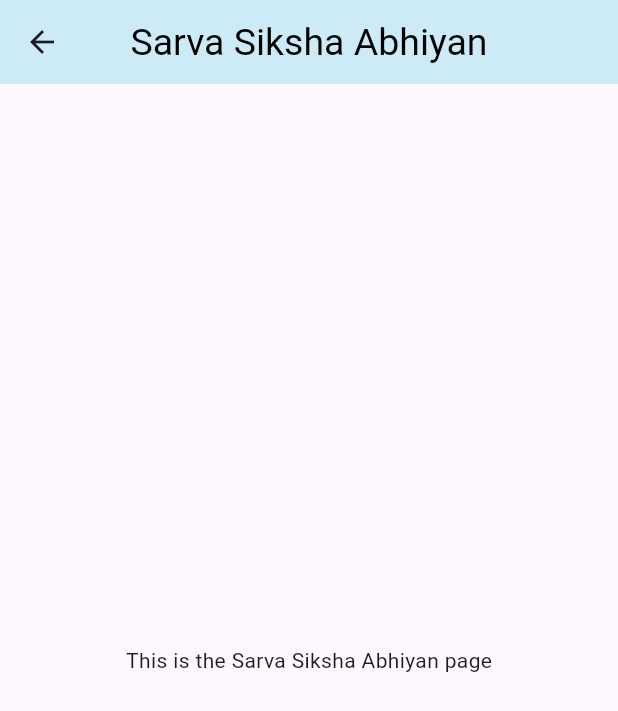
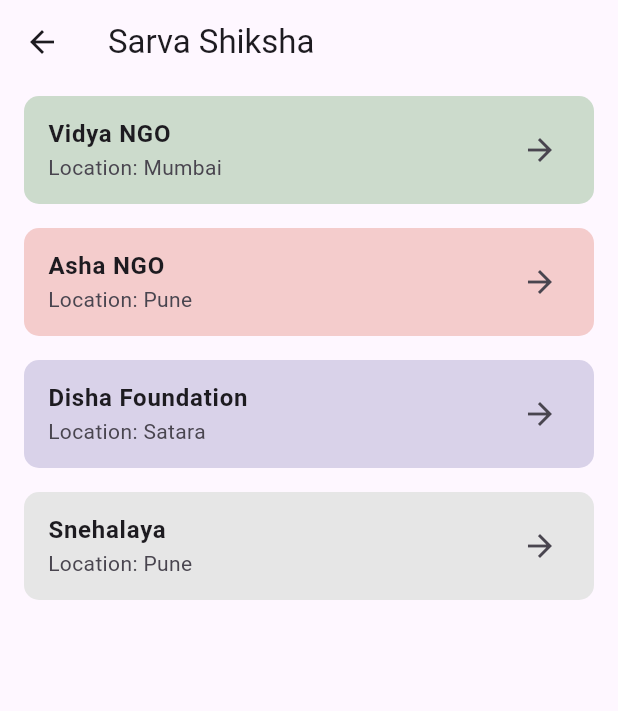
Before and after one commit to Asmitbv21/bharatsocials, a Flutter app: the SarvaSiksha screen opened directly, on a phone screen of 412 x 824 dp. Shown: the top 711 px of the screen. Run offline on Flutter 3.47's test engine with Material 3 defaults, Android fonts, the phone set to English and light mode, and no system bars.

Commit message:
Made NGO lists

```diff
--- a/lib/domains/envSus.dart
+++ b/lib/domains/envSus.dart
@@ -1,14 +1,41 @@
 import 'package:flutter/material.dart';
 
 class EnvSus extends StatelessWidget {
+  final List<Map<String, String>> ngos = [
+    {'name': 'Vidya NGO', 'location': 'Mumbai', 'color': '0xFFCCDBCC'},
+    {'name': 'Asha NGO', 'location': 'Pune', 'color': '0xFFF4CCCC'},
+    {'name': 'Disha Foundation', 'location': 'Satara', 'color': '0xFFD9D2E9'},
+    {'name': 'Snehalaya', 'location': 'Pune', 'color': '0xFFE6E6E6'},
+  ];
+
   @override
   Widget build(BuildContext context) {
     return Scaffold(
       appBar: AppBar(
-        title: Text('Environment and Sustainability'),
+        title: Text('Environment and Sustainabilty'),
       ),
-      body: Center(
-        child: Text('This is the Environment and Sustainability page'),
+      body: ListView.builder(
+        itemCount: ngos.length,
+        itemBuilder: (context, index) {
+          return Container(
+            decoration: BoxDecoration(
+              color: Color(int.parse(ngos[index]['color']!)),
+              borderRadius: BorderRadius.circular(10), // Rounded corners
+            ),
+            margin: EdgeInsets.symmetric(vertical: 8, horizontal: 16),
+            child: ListTile(
+              title: Text(
+                ngos[index]['name']!,
+                style: TextStyle(fontWeight: FontWeight.bold),
+              ),
+              subtitle: Text('Location: ${ngos[index]['location']}'),
+              trailing: Icon(Icons.arrow_forward),
+              onTap: () {
+                // Navigate to profile screen
+              },
+            ),
+          );
+        },
       ),
     );
   }
--- a/lib/domains/healthHyg.dart
+++ b/lib/domains/healthHyg.dart
@@ -1,14 +1,41 @@
 import 'package:flutter/material.dart';
 
 class HealthHyg extends StatelessWidget {
+  final List<Map<String, String>> ngos = [
+    {'name': 'Vidya NGO', 'location': 'Mumbai', 'color': '0xFFCCDBCC'},
+    {'name': 'Asha NGO', 'location': 'Pune', 'color': '0xFFF4CCCC'},
+    {'name': 'Disha Foundation', 'location': 'Satara', 'color': '0xFFD9D2E9'},
+    {'name': 'Snehalaya', 'location': 'Pune', 'color': '0xFFE6E6E6'},
+  ];
+
   @override
   Widget build(BuildContext context) {
     return Scaffold(
       appBar: AppBar(
         title: Text('Health and Hygiene'),
       ),
-      body: Center(
-        child: Text('This is the Health and Hygiene page'),
+      body: ListView.builder(
+        itemCount: ngos.length,
+        itemBuilder: (context, index) {
+          return Container(
+            decoration: BoxDecoration(
+              color: Color(int.parse(ngos[index]['color']!)),
+              borderRadius: BorderRadius.circular(10), // Rounded corners
+            ),
+            margin: EdgeInsets.symmetric(vertical: 8, horizontal: 16),
+            child: ListTile(
+              title: Text(
+                ngos[index]['name']!,
+                style: TextStyle(fontWeight: FontWeight.bold),
+              ),
+              subtitle: Text('Location: ${ngos[index]['location']}'),
+              trailing: Icon(Icons.arrow_forward),
+              onTap: () {
+                // Navigate to profile screen
+              },
+            ),
+          );
+        },
       ),
     );
   }
--- a/lib/domains/sarvaSiksha.dart
+++ b/lib/domains/sarvaSiksha.dart
@@ -1,17 +1,41 @@
 import 'package:flutter/material.dart';
 
 class SarvaSiksha extends StatelessWidget {
+  final List<Map<String, String>> ngos = [
+    {'name': 'Vidya NGO', 'location': 'Mumbai', 'color': '0xFFCCDBCC'},
+    {'name': 'Asha NGO', 'location': 'Pune', 'color': '0xFFF4CCCC'},
+    {'name': 'Disha Foundation', 'location': 'Satara', 'color': '0xFFD9D2E9'},
+    {'name': 'Snehalaya', 'location': 'Pune', 'color': '0xFFE6E6E6'},
+  ];
+
   @override
   Widget build(BuildContext context) {
     return Scaffold(
       appBar: AppBar(
-        title: Text('Sarva Siksha Abhiyan'),
-        titleTextStyle: TextStyle(color: Colors.black, fontSize: 25.0),
-        backgroundColor: Color(0xFFCDEBF7),
-        centerTitle: true,
+        title: Text('Sarva Shiksha'),
       ),
-      body: Center(
-        child: Text('This is the Sarva Siksha Abhiyan page'),
+      body: ListView.builder(
+        itemCount: ngos.length,
+        itemBuilder: (context, index) {
+          return Container(
+            decoration: BoxDecoration(
+              color: Color(int.parse(ngos[index]['color']!)),
+              borderRadius: BorderRadius.circular(10), // Rounded corners
+            ),
+            margin: EdgeInsets.symmetric(vertical: 8, horizontal: 16),
+            child: ListTile(
+              title: Text(
+                ngos[index]['name']!,
+                style: TextStyle(fontWeight: FontWeight.bold),
+              ),
+              subtitle: Text('Location: ${ngos[index]['location']}'),
+              trailing: Icon(Icons.arrow_forward),
+              onTap: () {
+                // Navigate to profile screen
+              },
+            ),
+          );
+        },
       ),
     );
   }
--- a/lib/domains/womenEmp.dart
+++ b/lib/domains/womenEmp.dart
@@ -1,14 +1,41 @@
 import 'package:flutter/material.dart';
 
 class WomenEmp extends StatelessWidget {
+  final List<Map<String, String>> ngos = [
+    {'name': 'Vidya NGO', 'location': 'Mumbai', 'color': '0xFFCCDBCC'},
+    {'name': 'Asha NGO', 'location': 'Pune', 'color': '0xFFF4CCCC'},
+    {'name': 'Disha Foundation', 'location': 'Satara', 'color': '0xFFD9D2E9'},
+    {'name': 'Snehalaya', 'location': 'Pune', 'color': '0xFFE6E6E6'},
+  ];
+
   @override
   Widget build(BuildContext context) {
     return Scaffold(
       appBar: AppBar(
         title: Text('Women Empowerment'),
       ),
-      body: Center(
-        child: Text('This is the Women Empowerment page'),
+      body: ListView.builder(
+        itemCount: ngos.length,
+        itemBuilder: (context, index) {
+          return Container(
+            decoration: BoxDecoration(
+              color: Color(int.parse(ngos[index]['color']!)),
+              borderRadius: BorderRadius.circular(10), // Rounded corners
+            ),
+            margin: EdgeInsets.symmetric(vertical: 8, horizontal: 16),
+            child: ListTile(
+              title: Text(
+                ngos[index]['name']!,
+                style: TextStyle(fontWeight: FontWeight.bold),
+              ),
+              subtitle: Text('Location: ${ngos[index]['location']}'),
+              trailing: Icon(Icons.arrow_forward),
+              onTap: () {
+                // Navigate to profile screen
+              },
+            ),
+          );
+        },
       ),
     );
   }
```
